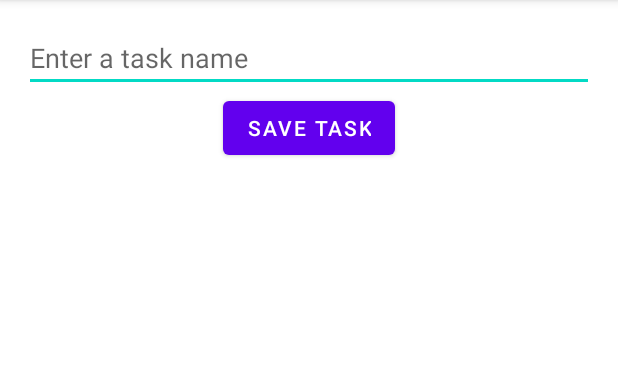
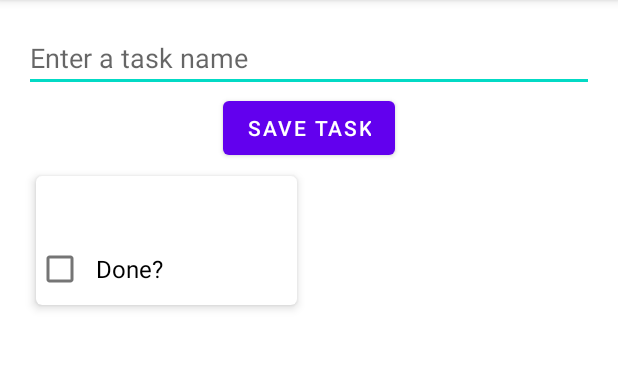
Before and after one commit to wbalaniucGC/Tasks_F2022, an Android app: the screen it shows after launch (MainActivity), after a tap on "SAVE TASK", on a phone screen of 412 x 824 dp, the part 84-454 px from its top. Run offline under Robolectric (Android 15) with nearby library versions, the phone set to English and light mode, and no system bars; our stand-ins replace Room's generated code, data binding.

Commit message:
Updated Week 8 Content

```diff
--- a/app/build.gradle
+++ b/app/build.gradle
@@ -47,6 +47,8 @@ dependencies {
     implementation 'androidx.lifecycle:lifecycle-livedata-ktx:2.5.1'
     implementation 'androidx.room:room-runtime:2.4.3'
     implementation 'androidx.room:room-ktx:2.4.3'
+    implementation 'androidx.recyclerview:recyclerview:1.2.1'
+    implementation 'androidx.cardview:cardview:1.0.0'
     kapt "androidx.room:room-compiler:2.4.3"
     testImplementation 'junit:junit:4.13.2'
     androidTestImplementation 'androidx.test.ext:junit:1.1.3'
--- /dev/null
+++ b/app/src/main/java/com/mdev/tasks/TaskItemAdapter.kt
@@ -0,0 +1,49 @@
+package com.mdev.tasks
+
+import android.view.LayoutInflater
+import android.view.ViewGroup
+import android.widget.CheckBox
+import android.widget.TextView
+import androidx.cardview.widget.CardView
+import androidx.recyclerview.widget.RecyclerView
+
+class TaskItemAdapter : RecyclerView.Adapter<TaskItemAdapter.TaskItemViewHolder>() {
+    var data = listOf<Task>()       // List of tasks to be displayed
+    set (value) {
+        field = value
+        notifyDataSetChanged()      // Notify that by list of tasks has changed
+    }
+
+    override fun getItemCount() = data.size // Return the number of tasks
+
+    override fun onCreateViewHolder(parent : ViewGroup, viewType : Int)
+        : TaskItemViewHolder = TaskItemViewHolder.inflateFrom(parent)
+
+    override fun onBindViewHolder(holder: TaskItemViewHolder, position: Int) {
+        val item = data[position]
+        holder.bind(item)
+    }
+
+    // Inner class for my view holder
+    class TaskItemViewHolder(val rootView : CardView) : RecyclerView.ViewHolder(rootView) {
+
+        // Reference the layout's textview and checkbox
+        val taskName = rootView.findViewById<TextView>(R.id.task_name)
+        val taskDone = rootView.findViewById<CheckBox>(R.id.task_done)
+
+        companion object {
+            // Create the TaskItemViewHolder (i.e. A single Task View used in the recycler)
+            fun inflateFrom(parent: ViewGroup) : TaskItemViewHolder {
+                val layoutInflater = LayoutInflater.from(parent.context)
+                val view = layoutInflater.inflate(R.layout.task_item, parent, false) as CardView
+
+                return TaskItemViewHolder(view)
+            }
+        }
+
+        fun bind(item: Task) {
+            taskName.text = item.taskName
+            taskDone.isChecked = item.taskDone
+        }
+    }
+}
--- a/app/src/main/java/com/mdev/tasks/TaskViewModel.kt
+++ b/app/src/main/java/com/mdev/tasks/TaskViewModel.kt
@@ -1,6 +1,5 @@
 package com.mdev.tasks
 
-import androidx.lifecycle.Transformations
 import androidx.lifecycle.ViewModel
 import androidx.lifecycle.viewModelScope
 import kotlinx.coroutines.launch
@@ -8,11 +7,7 @@ import kotlinx.coroutines.launch
 class TasksViewModel(val dao: TaskDao) : ViewModel() {
     var newTaskName = ""
 
-    private val tasks = dao.getAll()
-    val tasksString = Transformations.map(tasks) {
-        // Format all of my tasks
-        tasks -> formatTasks(tasks)
-    }
+    val tasks = dao.getAll()
 
     fun addTask() {
         viewModelScope.launch {
@@ -21,17 +16,4 @@ class TasksViewModel(val dao: TaskDao) : ViewModel() {
             dao.insert(task)
         }
     }
-
-    fun formatTasks(tasks: List<Task>) : String {
-        return tasks.fold("") {
-            str, item -> str + '\n' + formatTask(item)
-        }
-    }
-
-    fun formatTask(task:Task) : String {
-        var str = "ID: ${task.taskID}"
-        str += '\n' + "Name: ${task.taskName}"
-        str += '\n' + "Complete: ${task.taskDone}" + '\n'
-        return str
-    }
 }
--- a/app/src/main/java/com/mdev/tasks/TasksFragment.kt
+++ b/app/src/main/java/com/mdev/tasks/TasksFragment.kt
@@ -5,6 +5,7 @@ import androidx.fragment.app.Fragment
 import android.view.LayoutInflater
 import android.view.View
 import android.view.ViewGroup
+import androidx.lifecycle.Observer
 import com.mdev.tasks.databinding.FragmentTasksBinding
 import androidx.lifecycle.ViewModelProvider
 
@@ -24,6 +25,15 @@ class TasksFragment : Fragment() {
         binding.viewModel = viewModel
         binding.lifecycleOwner = viewLifecycleOwner
 
+        val adapter = TaskItemAdapter()
+        binding.tasksList.adapter = adapter
+
+        viewModel.tasks.observe(viewLifecycleOwner, Observer {
+            it?.let {
+                adapter.data = it
+            }
+        })
+
         return view
     }
 
--- a/app/src/main/res/layout/fragment_tasks.xml
+++ b/app/src/main/res/layout/fragment_tasks.xml
@@ -1,6 +1,7 @@
 <?xml version="1.0" encoding="utf-8"?>
 <layout
     xmlns:android="http://schemas.android.com/apk/res/android"
+    xmlns:app="http://schemas.android.com/apk/res-auto"
     xmlns:tools="http://schemas.android.com/tools"
     tools:context=".TasksFragmenmt">
 
@@ -31,10 +32,13 @@
             android:text="Save Task"
             android:onClick="@{() -> viewModel.addTask()}"/>
 
-        <TextView
-            android:id="@+id/tasks"
+        <androidx.recyclerview.widget.RecyclerView
+            android:id="@+id/tasks_list"
             android:layout_width="match_parent"
-            android:layout_height="wrap_content"
-            android:text="@{viewModel.tasksString}"/>
+            android:layout_height="0dp"
+            android:layout_weight="1"
+            android:gravity="top"
+            app:layoutManager="androidx.recyclerview.widget.StaggeredGridLayoutManager"
+            app:spanCount="2"/>
     </LinearLayout>
 </layout>
--- /dev/null
+++ b/app/src/main/res/layout/task_item.xml
@@ -0,0 +1,32 @@
+<?xml version="1.0" encoding="utf-8"?>
+<androidx.cardview.widget.CardView
+    xmlns:android="http://schemas.android.com/apk/res/android"
+    xmlns:app="http://schemas.android.com/apk/res-auto"
+    android:layout_width="match_parent"
+    android:layout_height="wrap_content"
+    android:layout_margin="8dp"
+    app:cardElevation="4dp"
+    app:cardCornerRadius="4dp" >
+
+    <LinearLayout
+        android:layout_width="match_parent"
+        android:layout_height="wrap_content"
+        android:orientation="vertical" >
+
+        <TextView
+            android:id="@+id/task_name"
+            android:layout_width="match_parent"
+            android:layout_height="wrap_content"
+            android:textSize="16sp"
+            android:padding="8dp" />
+
+        <CheckBox
+            android:id="@+id/task_done"
+            android:layout_width="match_parent"
+            android:layout_height="wrap_content"
+            android:textSize="16sp"
+            android:padding="8dp"
+            android:clickable="false"
+            android:text="Done?" />
+    </LinearLayout>
+</androidx.cardview.widget.CardView>
```
